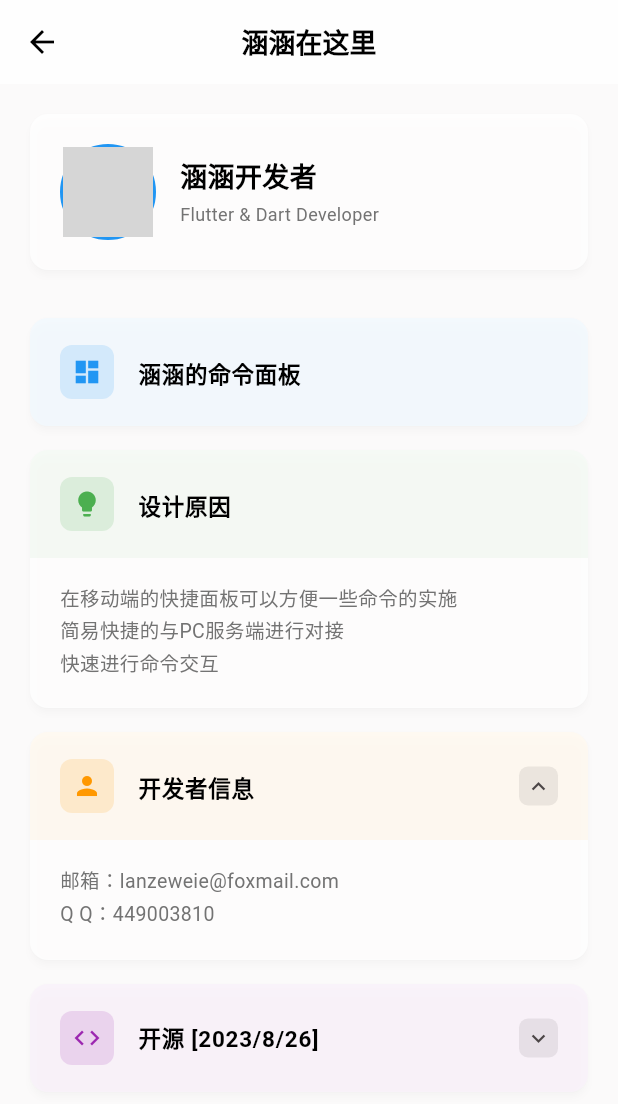
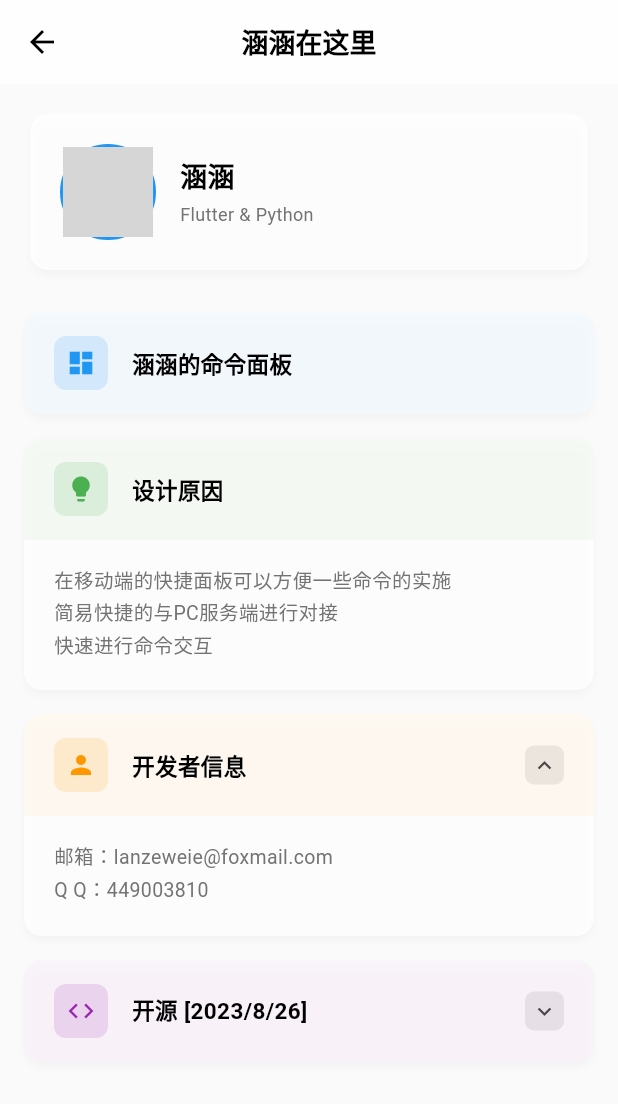
Before and after one commit to lanzeweie/HanHan, a Flutter app: the screen it shows after launch, after a tap on "跳过", after a tap on the "info" icon, on a phone screen of 412 x 824 dp. Shown: the top 1104 px of the screen. Run offline on Flutter 3.47's test engine with Material 3 defaults, Android fonts, the light colour scheme and no system bars; our stand-ins replace device_info_plus, flutter_colorpicker, introduction_screen, shared_preferences; network calls fail; grey boxes are pictures that could not be loaded.

Commit message:
统一Material Design风格

```diff
--- a/lib/Introduction.dart
+++ b/lib/Introduction.dart
@@ -164,7 +164,7 @@ class _IntroductionPageState extends State<IntroductionPage> {
                   crossAxisAlignment: CrossAxisAlignment.start,
                   children: [
                     Text(
-                      '涵涵开发者',
+                      '涵涵',
                       style: TextStyle(
                         fontSize: 18,
                         fontWeight: FontWeight.w600,
@@ -173,7 +173,7 @@ class _IntroductionPageState extends State<IntroductionPage> {
                     ),
                     SizedBox(height: 4),
                     Text(
-                      'Flutter & Dart Developer',
+                      'Flutter & Python',
                       style: TextStyle(
                         fontSize: 12,
                         color: AppColors.colorConfigSettilteText(isDarkMode_force, isDarkMode),
@@ -199,25 +199,33 @@ class _IntroductionPageState extends State<IntroductionPage> {
     required Function(bool) onToggle,
     String? url,
   }) {
-    return Card(
+    return Container(
+      margin: EdgeInsets.only(bottom: 8),
+      child: Material(
         elevation: 2,
         shadowColor: isDarkMode ? Colors.black26 : Colors.black12,
         color: AppColors.colorConfigKuangJia(context),
-      shape: RoundedRectangleBorder(
         borderRadius: BorderRadius.circular(12),
-      ),
-      child: ClipRRect(
+        child: InkWell(
+          onTap: isExpandable ? () => onToggle(!isExpanded) : null,
           borderRadius: BorderRadius.circular(12),
           child: Column(
             children: [
               Container(
                 decoration: BoxDecoration(
                   color: color.withOpacity(0.05),
+                  borderRadius: BorderRadius.only(
+                    topLeft: Radius.circular(12),
+                    topRight: Radius.circular(12),
+                    bottomLeft: isExpanded ? Radius.zero : Radius.circular(12),
+                    bottomRight: isExpanded ? Radius.zero : Radius.circular(12),
                   ),
-              child: ListTile(
-                contentPadding: EdgeInsets.symmetric(horizontal: 20, vertical: 8),
-                onTap: isExpandable ? () => onToggle(!isExpanded) : null,
-                leading: Container(
+                ),
+                child: Padding(
+                  padding: EdgeInsets.symmetric(horizontal: 20, vertical: 16),
+                  child: Row(
+                    children: [
+                      Container(
                         padding: EdgeInsets.all(8),
                         decoration: BoxDecoration(
                           color: color.withOpacity(0.15),
@@ -229,7 +237,9 @@ class _IntroductionPageState extends State<IntroductionPage> {
                           size: 20,
                         ),
                       ),
-                title: Text(
+                      SizedBox(width: 16),
+                      Expanded(
+                        child: Text(
                           title,
                           style: TextStyle(
                             fontSize: 15,
@@ -237,8 +247,9 @@ class _IntroductionPageState extends State<IntroductionPage> {
                             color: AppColors.colorConfigText(context),
                           ),
                         ),
-                trailing: isExpandable
-                  ? Container(
+                      ),
+                      if (isExpandable)
+                        Container(
                           padding: EdgeInsets.all(4),
                           decoration: BoxDecoration(
                             color: AppColors.colorConfigIcon(isDarkMode_force, isDarkMode).withOpacity(0.1),
@@ -249,8 +260,9 @@ class _IntroductionPageState extends State<IntroductionPage> {
                             color: AppColors.colorConfigIcon(isDarkMode_force, isDarkMode),
                             size: 18,
                           ),
-                    )
-                  : null,
+                        ),
+                    ],
+                  ),
                 ),
               ),
               AnimatedCrossFade(
@@ -258,6 +270,12 @@ class _IntroductionPageState extends State<IntroductionPage> {
                 secondChild: Container(
                   width: double.infinity,
                   padding: EdgeInsets.fromLTRB(20, 16, 20, 20),
+                  decoration: BoxDecoration(
+                    borderRadius: BorderRadius.only(
+                      bottomLeft: Radius.circular(12),
+                      bottomRight: Radius.circular(12),
+                    ),
+                  ),
                   child: Column(
                     crossAxisAlignment: CrossAxisAlignment.start,
                     children: [
@@ -323,6 +341,7 @@ class _IntroductionPageState extends State<IntroductionPage> {
             ],
           ),
         ),
+      ),
     );
   }
 }
```
Lines whose indentation alone changed are shown as unchanged.
